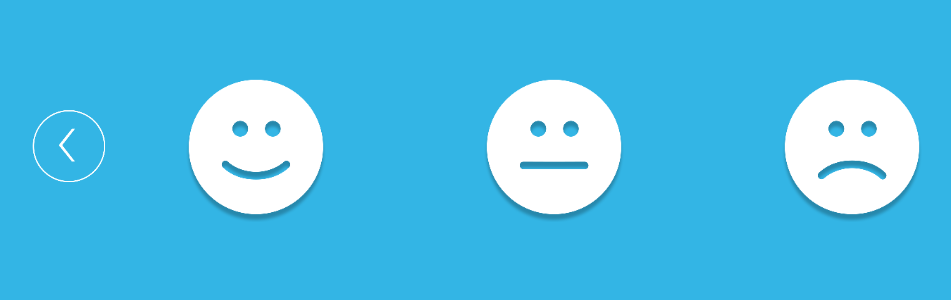
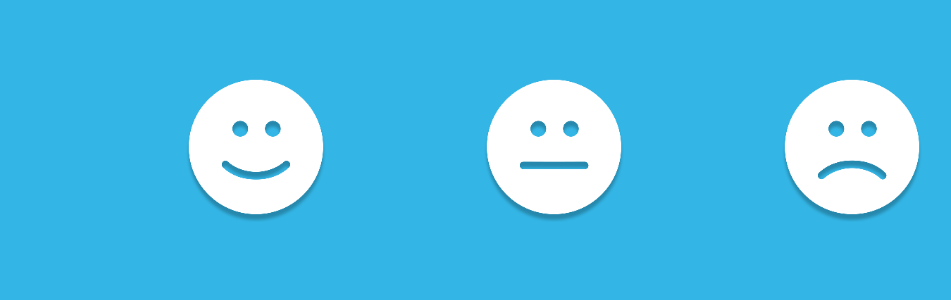
Before and after one commit to cristiansan/Giro, an Android app: the screen it shows after launch (MainActivity), on a phone screen of 824 x 412 dp (held sideways). Shown: the part 142-442 px from the top of the screen, without its empty margins (64-1015 px from the left). Run offline under Robolectric (Android 15) with nearby library versions, the phone set to English and light mode, and no system bars.

Commit message:
boton back invisible-visible

```diff
--- a/app/src/main/java/app/prueba/giro/MainActivity.java
+++ b/app/src/main/java/app/prueba/giro/MainActivity.java
@@ -6,6 +6,7 @@ import android.view.View;
 import android.view.animation.Animation;
 import android.view.animation.AnimationUtils;
 import android.widget.FrameLayout;
+import android.widget.ImageView;
 import android.widget.TextView;
 
 
@@ -37,7 +38,8 @@ public class MainActivity extends Activity {
                 displaypregunta3(getString(R.string.pregunta_tercera));
                 displayrespuesta3(getString(R.string.pregunta_tercera));
                 btnSmile.setAnimation(animTranslate);
-
+                ImageView back = (ImageView)findViewById(R.id.back);
+                back.setVisibility(View.VISIBLE);
 
 
             }
@@ -50,7 +52,8 @@ public class MainActivity extends Activity {
                 displaypregunta2(getString(R.string.pregunta_primera));
                 displayrespuesta2(getString(R.string.pregunta_tercera));
                 btnRegular.setAnimation(animTranslate);
-
+                ImageView back = (ImageView)findViewById(R.id.back);
+                back.setVisibility(View.VISIBLE);
 
             }
         });
@@ -62,13 +65,21 @@ public class MainActivity extends Activity {
                 displaypregunta1(getString(R.string.pregunta_segunda));
                 displayrespuesta1(getString(R.string.pregunta_tercera));
                 btnNegative.setAnimation(animTranslate);
+                ImageView back = (ImageView)findViewById(R.id.back);
+                back.setVisibility(View.VISIBLE);
             }
         });
 
         /*// tipo de anim
         Animation in = AnimationUtils.loadAnimation(this, android.R.anim.slide_in_left);
         Animation out = AnimationUtils.loadAnimation(this, android.R.anim.slide_out_right);*/
-
+       /* ImageView button = (ImageView) findViewById(R.id.back);
+        button.setOnClickListener(new View.OnClickListener() {
+            public void onClick(View view) {
+                ImageView tv = AndroidAssignment2_1.this.findViewById(R.id.back);
+                tv.setVisibility(View.VISIBLE);
+            }
+        });*/
 
 
     }
--- a/app/src/main/res/layout/activity_main.xml
+++ b/app/src/main/res/layout/activity_main.xml
@@ -43,7 +43,8 @@
             android:src="@drawable/back"
             android:layout_gravity="center"
             android:foregroundGravity="center"
-            android:layout_marginBottom="45dp"/>
+            android:layout_marginBottom="45dp"
+            android:visibility="invisible"/>
 
         <LinearLayout
             android:orientation="vertical"
```
